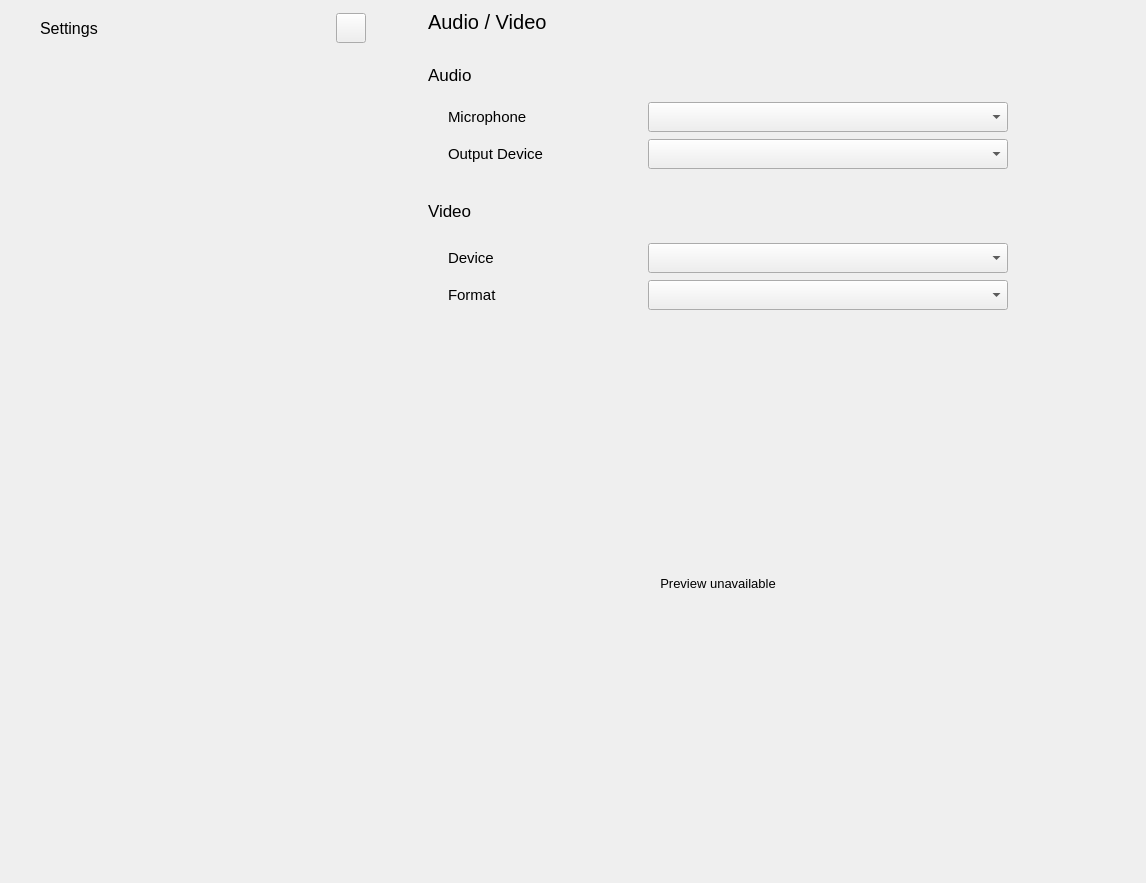
First picture: the form in settingswidget.ui, repository savoirfairelinux/jami-client-windows, before the edit.
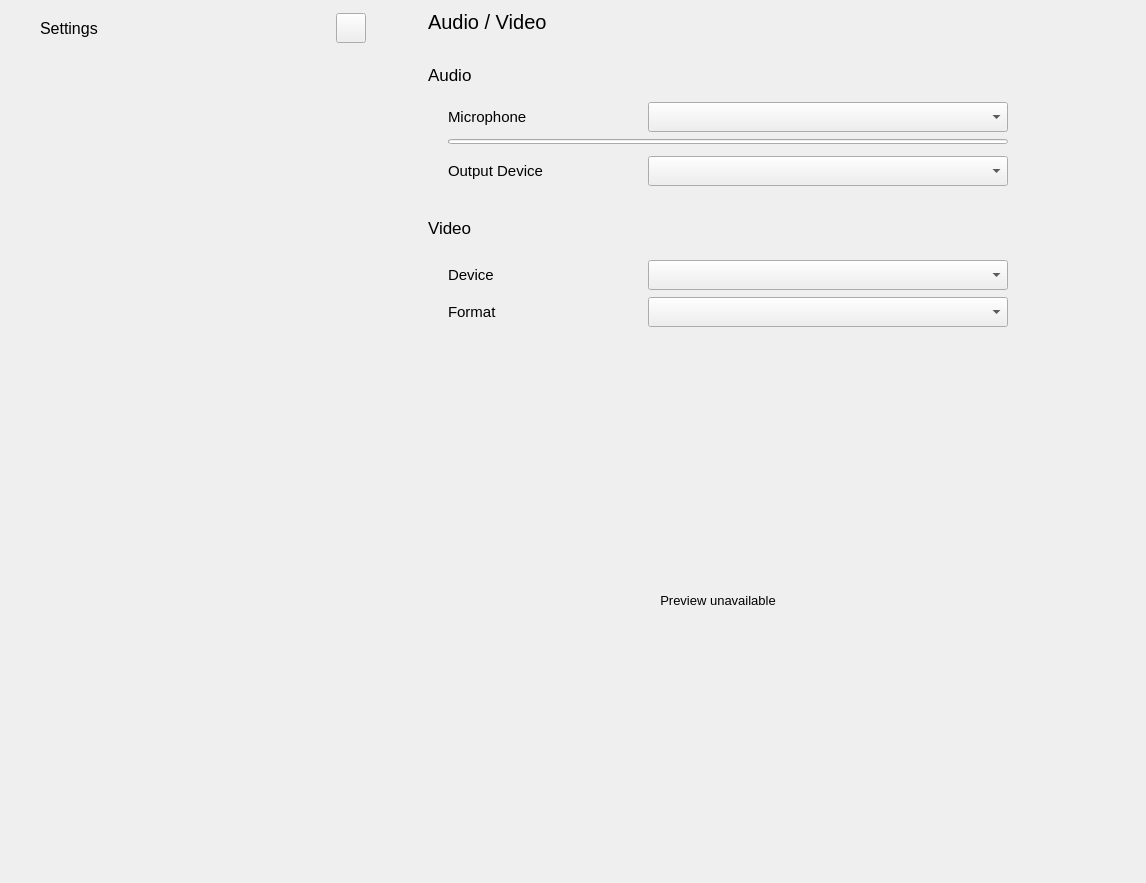
Second picture: the form after the edit. The open tabs and pages were chosen to show the change. Icons and pictures are not drawn. Custom widgets are drawn as their Qt base class.

Commit message: mediasettings: show audio meter

```diff
--- a/settingswidget.ui
+++ b/settingswidget.ui
@@ -3693,6 +3693,57 @@
                            </item>
                           </layout>
                          </item>
+                         <item>
+                          <layout class="QHBoxLayout" name="horizontalLayout_34">
+                           <property name="spacing">
+                            <number>7</number>
+                           </property>
+                           <property name="topMargin">
+                            <number>0</number>
+                           </property>
+                           <item>
+                            <widget class="QProgressBar" name="audioInputMeter">
+                             <property name="minimumSize">
+                              <size>
+                               <width>0</width>
+                               <height>5</height>
+                              </size>
+                             </property>
+                             <property name="maximumSize">
+                              <size>
+                               <width>16777215</width>
+                               <height>5</height>
+                              </size>
+                             </property>
+                             <property name="maximum">
+                              <number>100</number>
+                             </property>
+                             <property name="value">
+                              <number>-1</number>
+                             </property>
+                             <property name="textVisible">
+                              <bool>false</bool>
+                             </property>
+                             <property name="format">
+                              <string>%p%</string>
+                             </property>
+                            </widget>
+                           </item>
+                          </layout>
+                         </item>
+                         <item>
+                          <spacer name="verticalSpacer_39">
+                           <property name="orientation">
+                            <enum>Qt::Vertical</enum>
+                           </property>
+                           <property name="sizeHint" stdset="0">
+                            <size>
+                             <width>20</width>
+                             <height>5</height>
+                            </size>
+                           </property>
+                          </spacer>
+                         </item>
                          <item>
                           <layout class="QHBoxLayout" name="horizontalLayout_31">
                            <property name="spacing">
```
Left out of the diff: 6 changed lines with no effect on the pictures. The commit also changes 2 other files.
